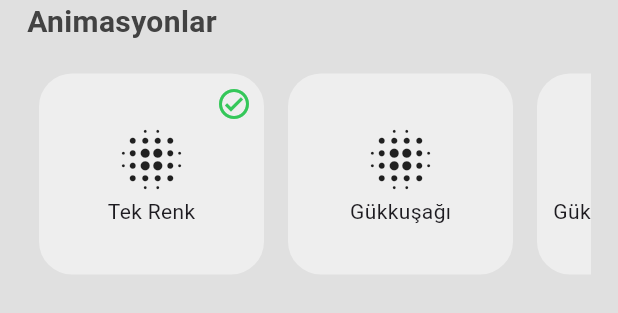
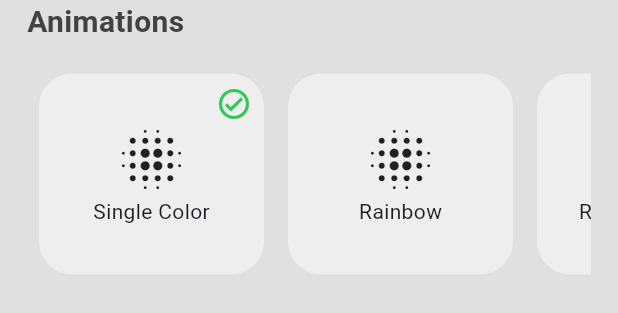
Before and after one commit to Semhylmz/Flutter-Esp32-Neopixel-Led-Controller, a Flutter app: the AnimationWidget widget shown alone on an empty page, opened directly with empty values, on a phone screen of 412 x 824 dp. Shown: the top 313 px of the screen. Run offline on Flutter 3.47's test engine with Material 3 defaults, Android fonts, the phone set to English and light mode, and no system bars; our stand-ins replace flutter_blue_plus, fluttertoast, gap; missing offline and left inert: flutter_circle_color_picker.

Commit message:
app icon, ui text update

```diff
--- a/flutterNeopixelApp/lib/constants/lists.dart
+++ b/flutterNeopixelApp/lib/constants/lists.dart
@@ -2,12 +2,12 @@ import 'package:flutter/material.dart';
 import 'package:neopixel_app_flutter/model/rgb_model.dart';
 
 final List<String> animationList = [
-  'Tek Renk',
-  'Gükkuşağı',
-  'Gükkuşağı Döngüsü',
+  'Single Color',
+  'Rainbow',
+  'Rainbow Cycle',
   'RGB',
-  'Sahne Işıkları',
-  'Sahne Işıkları Döngüsü',
+  'Theater Chase',
+  'Theater Chase Rainbow',
 ];
 
 final List<RgbModel> colorList = [
--- a/flutterNeopixelApp/lib/view/ble_off_view.dart
+++ b/flutterNeopixelApp/lib/view/ble_off_view.dart
@@ -23,7 +23,7 @@ class BleOffPage extends StatelessWidget {
               color: Colors.lightBlueAccent,
             ),
             Text(
-              'Bluetooth kapalı',
+              'Bluetooth Off',
               style: Theme.of(context)
                   .primaryTextTheme
                   .titleSmall
@@ -33,7 +33,7 @@ class BleOffPage extends StatelessWidget {
                 ? Padding(
                     padding: const EdgeInsets.all(20.0),
                     child: ElevatedButton(
-                      child: const Text('AÇ'),
+                      child: const Text('TURN ON'),
                       onPressed: () async {
                         try {
                           if (Platform.isAndroid) {
--- a/flutterNeopixelApp/lib/view/home/home_view.dart
+++ b/flutterNeopixelApp/lib/view/home/home_view.dart
@@ -3,28 +3,21 @@ import 'dart:io';
 import 'package:flutter/cupertino.dart';
 import 'package:flutter/foundation.dart';
 import 'package:flutter/material.dart';
-import 'package:flutter/rendering.dart';
 import 'package:flutter_blue_plus/flutter_blue_plus.dart';
 import 'package:flutter_circle_color_picker/flutter_circle_color_picker.dart';
 import 'package:fluttertoast/fluttertoast.dart';
 import 'package:gap/gap.dart';
 import 'package:neopixel_app_flutter/constants/ble_consts.dart';
 import 'package:neopixel_app_flutter/constants/lists.dart';
-import 'package:neopixel_app_flutter/constants/lists.dart';
 import 'package:neopixel_app_flutter/constants/size.dart';
 import 'package:neopixel_app_flutter/hex_color_conventer.dart';
 import 'package:neopixel_app_flutter/model/led_model.dart';
-import 'package:neopixel_app_flutter/model/rgb_model.dart';
-import 'package:neopixel_app_flutter/theme/app_theme.dart';
 import 'package:neopixel_app_flutter/view/home/widget/led_animations_widget.dart';
 import 'package:neopixel_app_flutter/view/home/widget/led_brightness_widget.dart';
 import 'package:neopixel_app_flutter/view/home/widget/led_color_picker.dart';
 import 'package:neopixel_app_flutter/view/home/widget/led_ready_color.dart';
 import 'package:neopixel_app_flutter/view/home/widget/led_status_widget.dart';
 import 'package:neopixel_app_flutter/view/scan/scan_ble_device_view.dart';
-import 'package:neopixel_app_flutter/widget/head_widget.dart';
-
-import '../../constants/lists.dart';
 
 class HomePage extends StatefulWidget {
   const HomePage({super.key, required this.adapterState});
@@ -41,7 +34,6 @@ class _HomePageState extends State<HomePage> {
   late LedModel _ledModel;
 
   int _scanTimeout = 15;
-  late Timer _timer;
 
   late BluetoothConnectionState _bluetoothConnectionState;
   late BluetoothCharacteristic? _selectedCharacteristic;
@@ -91,10 +83,9 @@ class _HomePageState extends State<HomePage> {
   Future scanDevice() async {
     _scanResults.clear();
 
-    _timer = Timer.periodic(const Duration(seconds: 1), (timer) {
+    Timer.periodic(const Duration(seconds: 1), (timer) {
       setState(() => _scanTimeout--);
     });
-    _timer.cancel();
 
     try {
       int divisor = Platform.isAndroid ? 8 : 1;
--- a/flutterNeopixelApp/lib/view/home/widget/led_animations_widget.dart
+++ b/flutterNeopixelApp/lib/view/home/widget/led_animations_widget.dart
@@ -20,7 +20,7 @@ class AnimationWidget extends StatelessWidget {
     return Column(
       crossAxisAlignment: CrossAxisAlignment.start,
       children: [
-        const HeadWidget(title: 'Animasyonlar'),
+        const HeadWidget(title: 'Animations'),
         Padding(
           padding: const EdgeInsets.symmetric(
               horizontal: hPadding, vertical: vPadding),
--- a/flutterNeopixelApp/lib/view/home/widget/led_brightness_widget.dart
+++ b/flutterNeopixelApp/lib/view/home/widget/led_brightness_widget.dart
@@ -37,7 +37,7 @@ class _LedBrightnessState extends State<LedBrightness> {
     return Column(
       crossAxisAlignment: CrossAxisAlignment.start,
       children: [
-        const HeadWidget(title: 'Parlaklık'),
+        const HeadWidget(title: 'Brightness'),
         Padding(
           padding: const EdgeInsets.symmetric(
               horizontal: hPadding, vertical: vPadding),
--- a/flutterNeopixelApp/lib/view/home/widget/led_color_picker.dart
+++ b/flutterNeopixelApp/lib/view/home/widget/led_color_picker.dart
@@ -21,7 +21,7 @@ class LightColorPicker extends StatelessWidget {
     return Column(
       crossAxisAlignment: CrossAxisAlignment.start,
       children: [
-        const HeadWidget(title: 'Özel Renk'),
+        const HeadWidget(title: 'Custom Color'),
         Padding(
           padding: const EdgeInsets.symmetric(
               horizontal: hPadding, vertical: vPadding),
--- a/flutterNeopixelApp/lib/view/home/widget/led_ready_color.dart
+++ b/flutterNeopixelApp/lib/view/home/widget/led_ready_color.dart
@@ -16,7 +16,7 @@ class LedReadyColor extends StatelessWidget {
     return Column(
       crossAxisAlignment: CrossAxisAlignment.start,
       children: [
-        const HeadWidget(title: 'Hızlı Renkler'),
+        const HeadWidget(title: 'Pre-made Colors'),
         Padding(
           padding: const EdgeInsets.symmetric(
               horizontal: hPadding, vertical: vPadding),
--- a/flutterNeopixelApp/lib/view/home/widget/led_status_widget.dart
+++ b/flutterNeopixelApp/lib/view/home/widget/led_status_widget.dart
@@ -20,7 +20,7 @@ class LedStatusWidget extends StatelessWidget {
     return Column(
       crossAxisAlignment: CrossAxisAlignment.start,
       children: [
-        const HeadWidget(title: 'Neopixel Işık Durumu'),
+        const HeadWidget(title: 'Light Status'),
         Padding(
           padding: const EdgeInsets.symmetric(
               horizontal: hPadding, vertical: vPadding),
@@ -43,7 +43,7 @@ class LedStatusWidget extends StatelessWidget {
                 ),
                 SwitchInfoText(
                   title: 'Neopixel Led',
-                  subTitle: isLedOn ? 'Açık' : 'Kapalı',
+                  subTitle: isLedOn ? 'On' : 'Off',
                 ),
                 RotatedBox(
                   quarterTurns: 0,
--- a/flutterNeopixelApp/lib/view/scan/scan_ble_device_view.dart
+++ b/flutterNeopixelApp/lib/view/scan/scan_ble_device_view.dart
@@ -38,10 +38,10 @@ class ScanBleDevicePage extends StatelessWidget {
                       const LinearProgressIndicator(
                           color: CupertinoColors.inactiveGray),
                       const Gap(homeSizedHeight * 0.5),
-                      HeadWidget(title: 'BLE Cihazlar aranıyor..($timerValue)'),
+                      HeadWidget(title: 'Searching for Bluetooth devices...$timerValue)'),
                     ],
                   )
-                : const HeadWidget(title: 'Bulunan Cihazlar'),
+                : const HeadWidget(title: 'Devices found'),
             const Divider(),
             ListView.builder(
               shrinkWrap: true,
@@ -59,7 +59,7 @@ class ScanBleDevicePage extends StatelessWidget {
                     leading: const Icon(Icons.devices_outlined),
                     title: Text(
                       scanResults[index].device.platformName.isEmpty
-                          ? 'Cihaz ismi bilinmiyor'
+                          ? 'Device name unknown'
                           : scanResults[index].device.platformName,
                     ),
                     subtitle: Text('${scanResults[index].rssi} dBm'),
@@ -68,7 +68,7 @@ class ScanBleDevicePage extends StatelessWidget {
                     trailing: TextButton(
                       onPressed: () async => connect.call(index),
                       child: Text(
-                        'Bağlan',
+                        'Connect',
                         style: TextStyle(
                           color: scanResults[index].device.platformName.isEmpty
                               ? CupertinoColors.systemGrey
```
Also changed, not shown: 22 other files.
